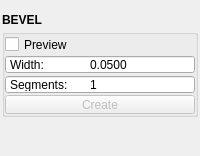
First picture: the form in mayatk/edit_utils/bevel.ui, repository m3trik/mayatk, before the edit.
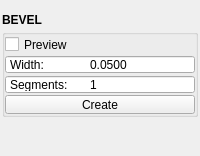
Second picture: the form after the edit. Custom widgets are drawn as their Qt base class.

Patch:
```diff
--- a/mayatk/edit_utils/bevel.ui
+++ b/mayatk/edit_utils/bevel.ui
@@ -19,7 +19,7 @@
   <property name="dockOptions">
    <set>QMainWindow::AllowNestedDocks|QMainWindow::AllowTabbedDocks|QMainWindow::AnimatedDocks|QMainWindow::ForceTabbedDocks</set>
   </property>
-  <property name="bnabled" stdset="0">
+  <property name="enabled" stdset="0">
    <bool>true</bool>
   </property>
   <widget class="QWidget" name="central_widget">
@@ -173,7 +173,7 @@
              <property name="flat">
               <bool>false</bool>
              </property>
-             <property name="bnabled" stdset="0">
+             <property name="enabled" stdset="0">
               <bool>true</bool>
              </property>
             </widget>
```
